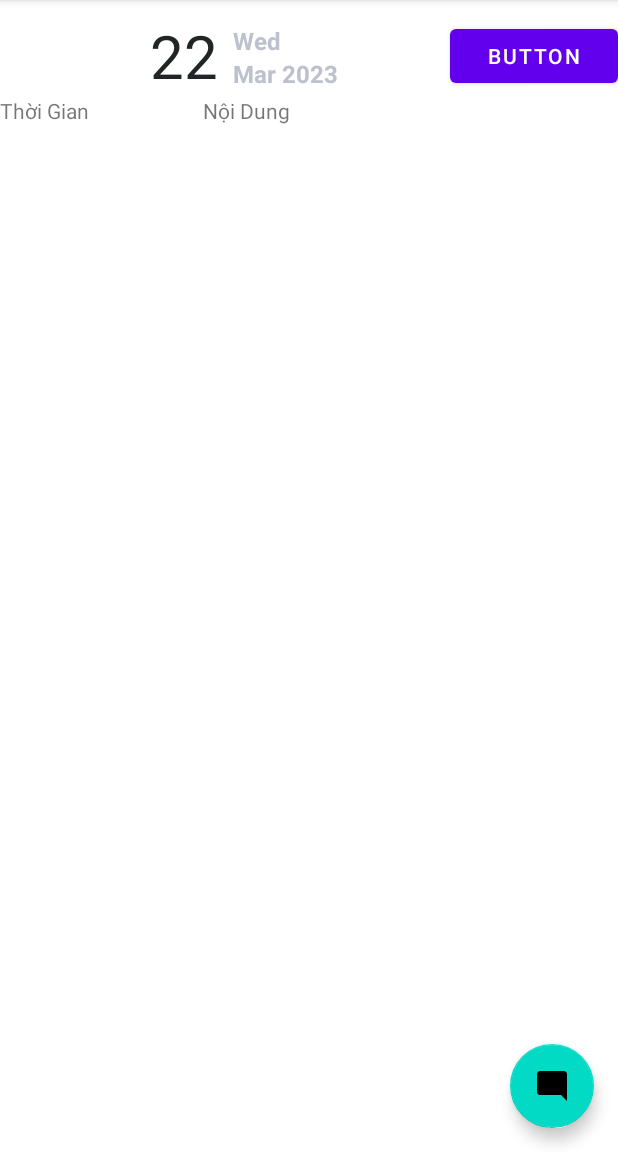
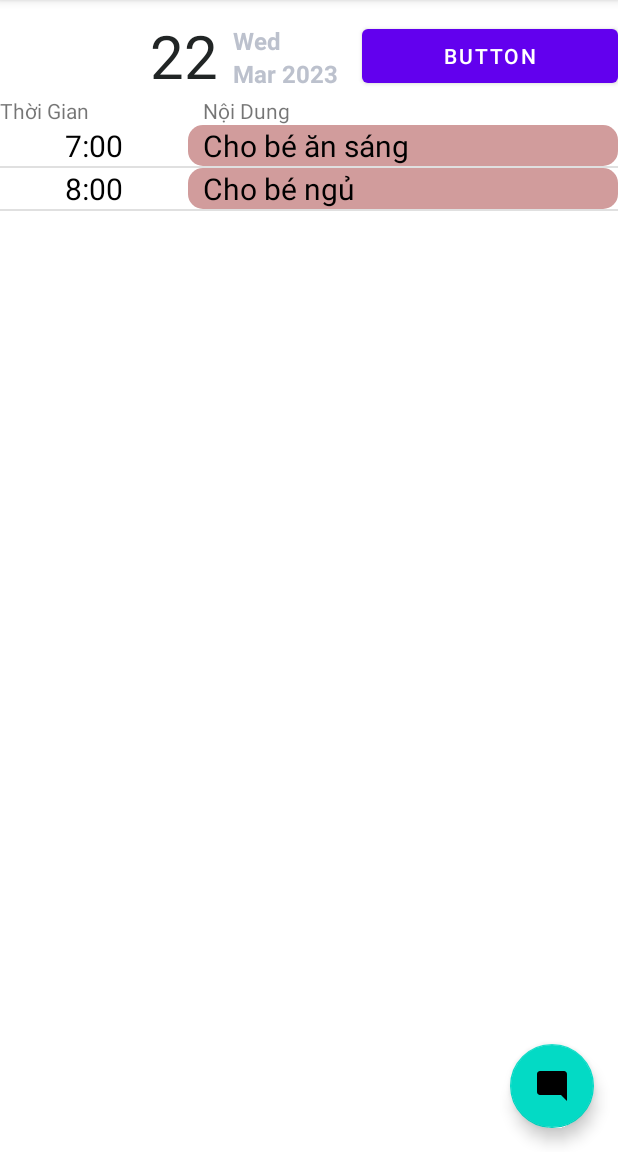
Before and after one commit to TruongMinhDev/Cap2_MomKid, an Android app: the fragment ScheduleFragment placed in its activity, on a phone screen of 412 x 824 dp, the part 84-1236 px from its top. Run offline under Robolectric (Android 15) with nearby library versions, the light colour scheme and no system bars; our stand-ins replace navigation-ui.

Commit message:
update schedule

```diff
--- /dev/null
+++ b/app/src/main/java/com/example/momkid/ui/schedule/ScheduleAdapter.java
@@ -0,0 +1,69 @@
+package com.example.momkid.ui.schedule;
+
+import android.content.Context;
+import android.view.LayoutInflater;
+import android.view.View;
+import android.view.ViewGroup;
+import android.widget.BaseAdapter;
+import android.widget.TextView;
+
+import com.example.momkid.R;
+
+import java.util.List;
+
+public class ScheduleAdapter extends BaseAdapter {
+    private Context context;
+    private int layout;
+    private List<ScheduleViewModel> scheduleList;
+
+    public ScheduleAdapter(Context context, int layout, List<ScheduleViewModel> scheduleList) {
+        this.context = context;
+        this.layout = layout;
+        this.scheduleList = scheduleList;
+    }
+
+    @Override
+    public int getCount() {
+        return scheduleList.size();
+    }
+
+    @Override
+    public Object getItem(int position) {
+        return null;
+    }
+
+    @Override
+    public long getItemId(int position) {
+        return 0;
+    }
+
+    private class ViewHolder{
+        TextView txtTime,txtContent;
+    }
+
+    @Override
+    public View getView(int position, View convertView, ViewGroup parent) {
+
+        ViewHolder holder;
+
+        if(convertView == null){
+            LayoutInflater inflater = (LayoutInflater) context.getSystemService(Context.LAYOUT_INFLATER_SERVICE);
+
+            convertView = inflater.inflate(layout,null);
+            holder = new ViewHolder();
+            //ánh xạ view
+            holder.txtTime=convertView.findViewById(R.id.txt_time);
+            holder.txtContent=convertView.findViewById(R.id.txt_content);
+            convertView.setTag(holder);
+        } else {
+            holder = (ViewHolder) convertView.getTag();
+        }
+
+        //gán giá trị
+        ScheduleViewModel scheduleModel = scheduleList.get(position);
+        holder.txtTime.setText(scheduleModel.getTimeSchedule());
+        holder.txtContent.setText(scheduleModel.getContentSchedule());
+
+        return convertView;
+    }
+}
--- a/app/src/main/java/com/example/momkid/ui/schedule/ScheduleFragment.java
+++ b/app/src/main/java/com/example/momkid/ui/schedule/ScheduleFragment.java
@@ -4,6 +4,7 @@ import android.os.Bundle;
 import android.view.LayoutInflater;
 import android.view.View;
 import android.view.ViewGroup;
+import android.widget.ListView;
 import android.widget.TextView;
 
 import androidx.annotation.NonNull;
@@ -13,11 +14,30 @@ import androidx.lifecycle.ViewModelProvider;
 import com.example.momkid.R;
 import com.example.momkid.databinding.FragmentScheduleBinding;
 
+import java.util.ArrayList;
+
 public class ScheduleFragment extends Fragment {
 
+    private ListView lvSchedule;
+    private ArrayList<ScheduleViewModel> arrSchedule;
+    private ScheduleAdapter scheduleAdapter;
 
+    private View view;
     public View onCreateView(@NonNull LayoutInflater inflater,
                              ViewGroup container, Bundle savedInstanceState) {
-        return inflater.inflate(R.layout.fragment_schedule,container,false);
+        view= inflater.inflate(R.layout.fragment_schedule,container,false);
+
+        lvSchedule=(ListView) view.findViewById(R.id.lv_schedule);
+        arrSchedule= new ArrayList<>();
+        arrSchedule.add(new ScheduleViewModel("7:00","Cho bé ăn sáng"));
+        arrSchedule.add(new ScheduleViewModel("8:00","Cho bé ngủ"));
+
+        scheduleAdapter=new ScheduleAdapter(getContext(),R.layout.item_schedule,arrSchedule);
+        lvSchedule.setAdapter(scheduleAdapter);
+
+
+
+
+        return view;
     }
 }
--- a/app/src/main/java/com/example/momkid/ui/schedule/ScheduleViewModel.java
+++ b/app/src/main/java/com/example/momkid/ui/schedule/ScheduleViewModel.java
@@ -1,19 +1,30 @@
 package com.example.momkid.ui.schedule;
 
-import androidx.lifecycle.LiveData;
-import androidx.lifecycle.MutableLiveData;
-import androidx.lifecycle.ViewModel;
 
-public class ScheduleViewModel extends ViewModel {
 
-    private final MutableLiveData<String> mText;
+public class ScheduleViewModel {
 
-    public ScheduleViewModel() {
-        mText = new MutableLiveData<>();
-        mText.setValue("Đây là trang lịch trình");
+    private String timeSchedule;
+    private String contentSchedule;
+
+    public ScheduleViewModel(String timeSchedule, String contentSchedule) {
+        this.timeSchedule = timeSchedule;
+        this.contentSchedule = contentSchedule;
     }
 
-    public LiveData<String> getText() {
-        return mText;
+    public String getTimeSchedule() {
+        return timeSchedule;
+    }
+
+    public void setTimeSchedule(String timeSchedule) {
+        this.timeSchedule = timeSchedule;
+    }
+
+    public String getContentSchedule() {
+        return contentSchedule;
+    }
+
+    public void setContentSchedule(String contentSchedule) {
+        this.contentSchedule = contentSchedule;
     }
 }
--- /dev/null
+++ b/app/src/main/res/drawable/bg_content.xml
@@ -0,0 +1,5 @@
+<?xml version="1.0" encoding="utf-8"?>
+<shape xmlns:android="http://schemas.android.com/apk/res/android">
+    <solid android:color="#D19C9C"/>
+    <corners android:radius="10dp"/>
+</shape>
--- a/app/src/main/res/layout/fragment_schedule.xml
+++ b/app/src/main/res/layout/fragment_schedule.xml
@@ -14,7 +14,7 @@
 
         <RelativeLayout
             android:id="@+id/rlHeader"
-            android:layout_width="300dp"
+            android:layout_width="241dp"
             android:layout_height="wrap_content">
 
             <TextView
@@ -91,4 +91,9 @@
         </LinearLayout>
     </LinearLayout>
 
+    <ListView
+        android:id="@+id/lv_schedule"
+        android:layout_width="match_parent"
+        android:layout_height="match_parent" />
+
 </LinearLayout>
--- /dev/null
+++ b/app/src/main/res/layout/item_schedule.xml
@@ -0,0 +1,26 @@
+<?xml version="1.0" encoding="utf-8"?>
+<LinearLayout xmlns:android="http://schemas.android.com/apk/res/android"
+    android:layout_width="match_parent"
+    android:layout_height="wrap_content">
+
+    <TextView
+        android:id="@+id/txt_time"
+        android:layout_width="wrap_content"
+        android:layout_height="wrap_content"
+        android:layout_weight="1"
+        android:text="7:00"
+        android:textColor="@color/black"
+        android:textSize="20sp"
+        android:textAlignment="center"/>
+
+    <TextView
+        android:id="@+id/txt_content"
+        android:layout_width="200dp"
+        android:layout_height="wrap_content"
+        android:layout_weight="1"
+        android:text="Cho bé ăn sáng"
+        android:textColor="@color/black"
+        android:textSize="20sp"
+        android:paddingLeft="10dp"
+        android:background="@drawable/bg_content"/>
+</LinearLayout>
```
Also changed, not shown: 1 other file.
